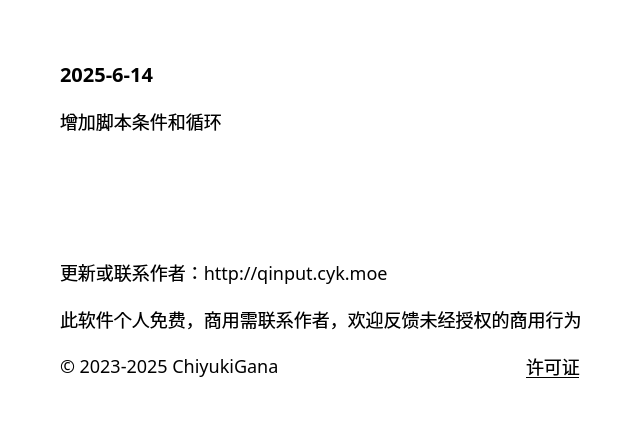
ChiyukiGana/Quickinput, file source/ui/AboutUi.ui: the form before one commit.
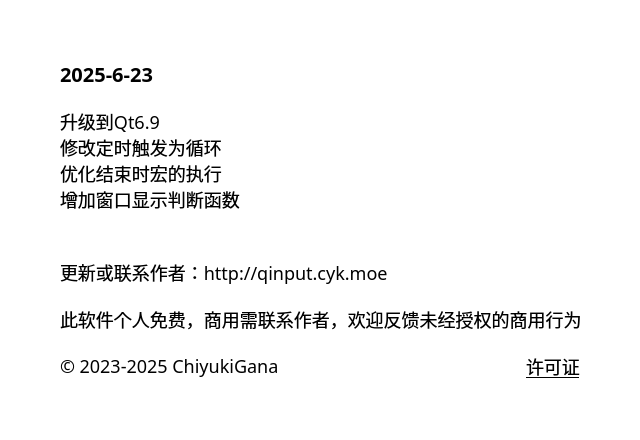
The form after the commit.

```diff
--- a/source/ui/AboutUi.ui
+++ b/source/ui/AboutUi.ui
@@ -83,7 +83,6 @@
          <font>
           <family>Microsoft YaHei</family>
           <pointsize>-1</pointsize>
-          <weight>75</weight>
           <bold>true</bold>
          </font>
         </property>
@@ -91,7 +90,7 @@
          <string notr="true">font-size:20px</string>
         </property>
         <property name="text">
-         <string>2025-6-14</string>
+         <string>2025-6-23</string>
         </property>
         <property name="textFormat">
          <enum>Qt::PlainText</enum>
@@ -107,7 +106,10 @@
          </sizepolicy>
         </property>
         <property name="text">
-         <string>增加脚本条件和循环</string>
+         <string>升级到Qt6.9
+修改定时触发为循环
+优化结束时宏的执行
+增加窗口显示判断函数</string>
         </property>
         <property name="textFormat">
          <enum>Qt::PlainText</enum>
```
Left out of the diff: 16 changed lines with no effect on the pictures.
